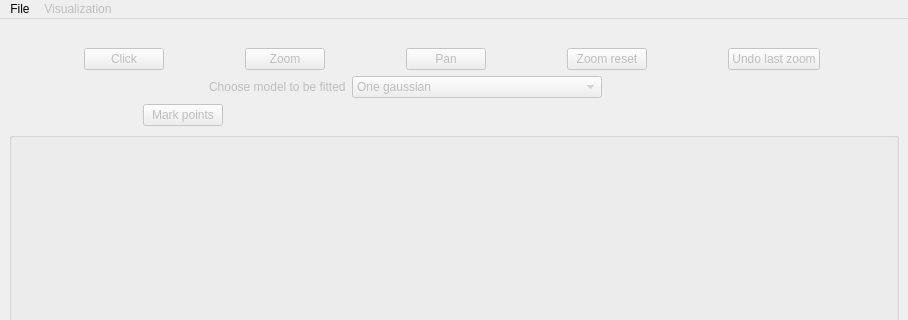
First picture: the form in astrocabtools/fit_line/src/ui/fit_line.ui, repository AlejandroGorgues/AstroCabTools, before the edit; both pictures show x 0 to 908 and y 0 to 320 of the 908 by 830 pixel window.
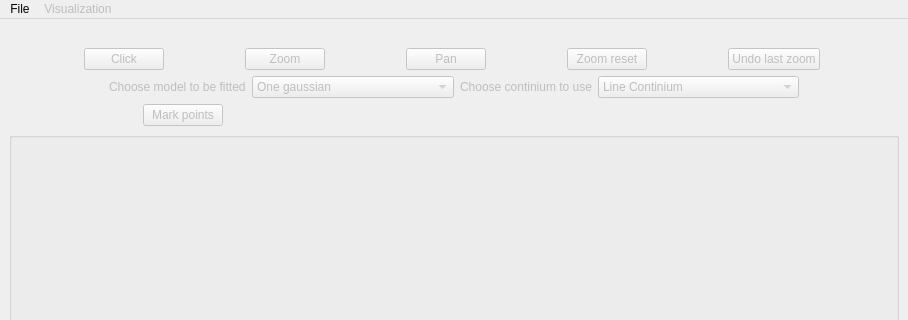
Second picture: the form after the edit.

Commit message: Fix: Minimum value of the slider when a new cube is loaded to be 1 instead of the minimum wavelength value Feat: Added labels and ticks values in pixels (left and bottom axis) and arcsecs (tip and right axis)

```diff
--- a/astrocabtools/fit_line/src/ui/fit_line.ui
+++ b/astrocabtools/fit_line/src/ui/fit_line.ui
@@ -18,23 +18,17 @@
     <item row="0" column="2">
      <layout class="QGridLayout" name="gridLayout">
       <item row="2" column="0">
-       <layout class="QFormLayout" name="formLayout_2">
-        <property name="fieldGrowthPolicy">
-         <enum>QFormLayout::AllNonFixedFieldsGrow</enum>
-        </property>
-        <property name="rowWrapPolicy">
-         <enum>QFormLayout::DontWrapRows</enum>
-        </property>
-        <property name="labelAlignment">
-         <set>Qt::AlignCenter</set>
-        </property>
-        <property name="formAlignment">
-         <set>Qt::AlignJustify|Qt::AlignTop</set>
+       <layout class="QHBoxLayout" name="horizontalLayout_3">
+        <property name="sizeConstraint">
+         <enum>QLayout::SetDefaultConstraint</enum>
         </property>
         <property name="leftMargin">
-         <number>200</number>
+         <number>100</number>
         </property>
-        <item row="0" column="0">
+        <property name="rightMargin">
+         <number>100</number>
+        </property>
+        <item>
          <widget class="QLabel" name="modelSelectionLabel">
           <property name="enabled">
            <bool>false</bool>
@@ -50,7 +44,7 @@
           </property>
          </widget>
         </item>
-        <item row="0" column="1">
+        <item>
          <widget class="QComboBox" name="modelSelectionComboBox">
           <property name="enabled">
            <bool>false</bool>
@@ -79,6 +73,43 @@
           </item>
          </widget>
         </item>
+        <item>
+         <widget class="QLabel" name="label">
+          <property name="enabled">
+           <bool>false</bool>
+          </property>
+          <property name="sizePolicy">
+           <sizepolicy hsizetype="Fixed" vsizetype="Preferred">
+            <horstretch>0</horstretch>
+            <verstretch>0</verstretch>
+           </sizepolicy>
+          </property>
+          <property name="text">
+           <string>Choose continium to use</string>
+          </property>
+          <property name="alignment">
+           <set>Qt::AlignRight|Qt::AlignTrailing|Qt::AlignVCenter</set>
+          </property>
+         </widget>
+        </item>
+        <item>
+         <widget class="QComboBox" name="continiumSelectionComboBox">
+          <property name="enabled">
+           <bool>false</bool>
+          </property>
+          <property name="sizePolicy">
+           <sizepolicy hsizetype="Preferred" vsizetype="Fixed">
+            <horstretch>0</horstretch>
+            <verstretch>0</verstretch>
+           </sizepolicy>
+          </property>
+          <item>
+           <property name="text">
+            <string>Line Continium</string>
+           </property>
+          </item>
+         </widget>
+        </item>
        </layout>
       </item>
       <item row="3" column="0">
```
The commit also changes 21 other files.
